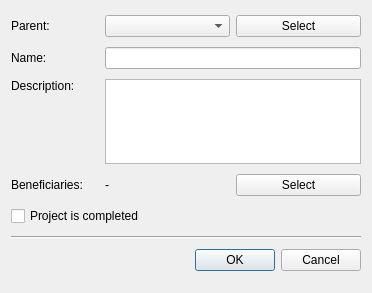
Before: the Qt Designer form Src.QT/tt3-gui/ModifyProjectDialog.ui in akapustiatyahoocouk/TimeTracker3, drawn with Qt 5.
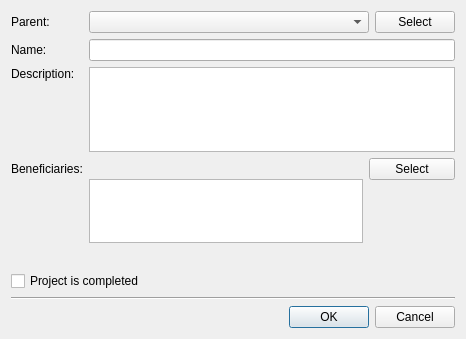
After: the same form once the commit is applied. Icons and pictures are not drawn.

Patch:
```diff
--- a/Src.QT/tt3-gui/ModifyProjectDialog.ui
+++ b/Src.QT/tt3-gui/ModifyProjectDialog.ui
@@ -6,8 +6,8 @@
    <rect>
     <x>0</x>
     <y>0</y>
-    <width>372</width>
-    <height>293</height>
+    <width>466</width>
+    <height>339</height>
    </rect>
   </property>
   <property name="windowTitle">
@@ -28,10 +28,10 @@
      </property>
     </widget>
    </item>
-   <item row="0" column="1">
+   <item row="0" column="1" colspan="2">
     <widget class="QComboBox" name="parentProjectComboBox"/>
    </item>
-   <item row="0" column="2">
+   <item row="0" column="3">
     <widget class="QPushButton" name="selectParentProjectPushButton">
      <property name="text">
       <string>Select</string>
@@ -49,7 +49,7 @@
      </property>
     </widget>
    </item>
-   <item row="1" column="1" colspan="2">
+   <item row="1" column="1" colspan="3">
     <widget class="QLineEdit" name="displayNameLineEdit"/>
    </item>
    <item row="2" column="0">
@@ -62,7 +62,7 @@
      </property>
     </widget>
    </item>
-   <item row="2" column="1" colspan="2">
+   <item row="2" column="1" colspan="3">
     <widget class="QPlainTextEdit" name="descriptionPlainTextEdit">
      <property name="sizePolicy">
       <sizepolicy hsizetype="Expanding" vsizetype="Fixed">
@@ -85,17 +85,35 @@
      </property>
     </widget>
    </item>
-   <item row="3" column="1">
-    <widget class="QLabel" name="beneficiariesValueLabel">
-     <property name="text">
-      <string>-</string>
+   <item row="3" column="1" rowspan="2">
+    <widget class="QListWidget" name="beneficiariesListWidget">
+     <property name="sizePolicy">
+      <sizepolicy hsizetype="Expanding" vsizetype="Expanding">
+       <horstretch>0</horstretch>
+       <verstretch>64</verstretch>
+      </sizepolicy>
      </property>
-     <property name="wordWrap">
-      <bool>true</bool>
+     <property name="minimumSize">
+      <size>
+       <width>0</width>
+       <height>0</height>
+      </size>
+     </property>
+     <property name="maximumSize">
+      <size>
+       <width>16777215</width>
+       <height>64</height>
+      </size>
+     </property>
+     <property name="baseSize">
+      <size>
+       <width>0</width>
+       <height>64</height>
+      </size>
      </property>
     </widget>
    </item>
-   <item row="3" column="2">
+   <item row="3" column="2" colspan="2">
     <widget class="QPushButton" name="selectBeneficiariesPushButton">
      <property name="text">
       <string>Select</string>
@@ -106,21 +124,34 @@
      </property>
     </widget>
    </item>
-   <item row="4" column="0" colspan="3">
+   <item row="4" column="3">
+    <spacer name="verticalSpacer">
+     <property name="orientation">
+      <enum>Qt::Orientation::Vertical</enum>
+     </property>
+     <property name="sizeHint" stdset="0">
+      <size>
+       <width>20</width>
+       <height>40</height>
+      </size>
+     </property>
+    </spacer>
+   </item>
+   <item row="5" column="0" colspan="2">
     <widget class="QCheckBox" name="completedCheckBox">
      <property name="text">
       <string>Project is completed</string>
      </property>
     </widget>
    </item>
-   <item row="5" column="0" colspan="3">
+   <item row="6" column="0" colspan="4">
     <widget class="Line" name="line">
      <property name="orientation">
       <enum>Qt::Orientation::Horizontal</enum>
      </property>
     </widget>
    </item>
-   <item row="6" column="0" colspan="3">
+   <item row="7" column="0" colspan="4">
     <widget class="QDialogButtonBox" name="buttonBox">
      <property name="orientation">
       <enum>Qt::Orientation::Horizontal</enum>
```
Left out of the diff: 9 changed lines with no effect on the pictures.
